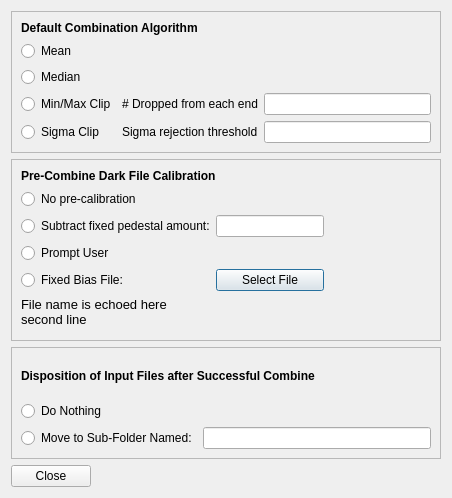
RMcDOttawa/MasterDarkMaker, file PreferencesWindow.ui: the form before one commit.
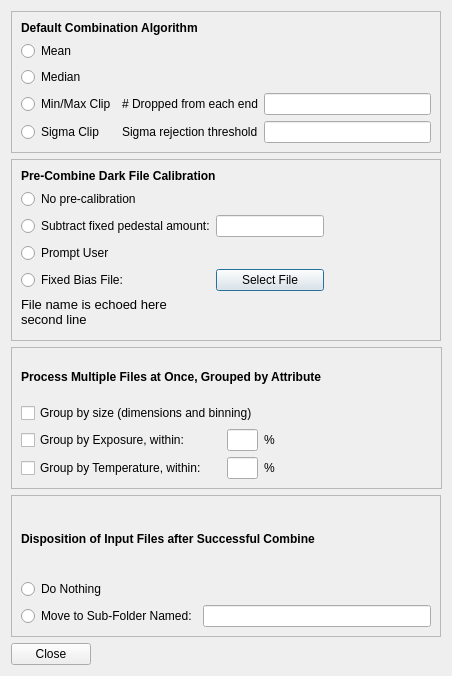
The form after the commit.

Commit message: Started working on grouping feature.  Preferences data structure and UI done

Patch:
```diff
--- a/PreferencesWindow.ui
+++ b/PreferencesWindow.ui
@@ -7,13 +7,25 @@
     <x>0</x>
     <y>0</y>
     <width>452</width>
-    <height>498</height>
+    <height>676</height>
    </rect>
   </property>
+  <property name="minimumSize">
+   <size>
+    <width>452</width>
+    <height>676</height>
+   </size>
+  </property>
+  <property name="maximumSize">
+   <size>
+    <width>455</width>
+    <height>676</height>
+   </size>
+  </property>
   <property name="windowTitle">
    <string>Preferences</string>
   </property>
-  <layout class="QGridLayout" name="gridLayout_2">
+  <layout class="QGridLayout" name="gridLayout_5">
    <item row="0" column="0" colspan="2">
     <widget class="QFrame" name="CombineMethod">
      <property name="frameShape">
@@ -262,6 +274,101 @@
     </widget>
    </item>
    <item row="2" column="0" colspan="2">
+    <widget class="QFrame" name="frame">
+     <property name="minimumSize">
+      <size>
+       <width>431</width>
+       <height>101</height>
+      </size>
+     </property>
+     <property name="frameShape">
+      <enum>QFrame::StyledPanel</enum>
+     </property>
+     <property name="frameShadow">
+      <enum>QFrame::Raised</enum>
+     </property>
+     <layout class="QGridLayout" name="gridLayout_2">
+      <item row="0" column="0" colspan="3">
+       <widget class="QLabel" name="label_4">
+        <property name="text">
+         <string>&lt;html&gt;&lt;head/&gt;&lt;body&gt;&lt;p&gt;&lt;span style=&quot; font-weight:600;&quot;&gt;Process Multiple Files at Once, Grouped by Attribute&lt;/span&gt;&lt;/p&gt;&lt;/body&gt;&lt;/html&gt;</string>
+        </property>
+       </widget>
+      </item>
+      <item row="1" column="0" colspan="2">
+       <widget class="QCheckBox" name="groupBySizeCB">
+        <property name="toolTip">
+         <string>Process sets of files having different dimensions or binnings</string>
+        </property>
+        <property name="text">
+         <string>Group by size (dimensions and binning)</string>
+        </property>
+       </widget>
+      </item>
+      <item row="2" column="0">
+       <widget class="QCheckBox" name="groupByExposureCB">
+        <property name="toolTip">
+         <string>Process sets of files having different exposure times</string>
+        </property>
+        <property name="text">
+         <string>Group by Exposure, within:</string>
+        </property>
+       </widget>
+      </item>
+      <item row="2" column="1">
+       <widget class="QLineEdit" name="exposureGroupTolerance">
+        <property name="maximumSize">
+         <size>
+          <width>31</width>
+          <height>16777215</height>
+         </size>
+        </property>
+        <property name="toolTip">
+         <string>Consider exposure times to be the same if the are within this percentage of each other.</string>
+        </property>
+       </widget>
+      </item>
+      <item row="2" column="2">
+       <widget class="QLabel" name="label_7">
+        <property name="text">
+         <string>%</string>
+        </property>
+       </widget>
+      </item>
+      <item row="3" column="0">
+       <widget class="QCheckBox" name="groupByTemperatureCB">
+        <property name="toolTip">
+         <string>Process sets of files having different CCD temperatures</string>
+        </property>
+        <property name="text">
+         <string>Group by Temperature, within:</string>
+        </property>
+       </widget>
+      </item>
+      <item row="3" column="1">
+       <widget class="QLineEdit" name="temperatureGroupTolerance">
+        <property name="maximumSize">
+         <size>
+          <width>31</width>
+          <height>16777215</height>
+         </size>
+        </property>
+        <property name="toolTip">
+         <string>Consider temperatures to be the same if the are within this percentage of each other.</string>
+        </property>
+       </widget>
+      </item>
+      <item row="3" column="2">
+       <widget class="QLabel" name="label_8">
+        <property name="text">
+         <string>%</string>
+        </property>
+       </widget>
+      </item>
+     </layout>
+    </widget>
+   </item>
+   <item row="3" column="0" colspan="2">
     <widget class="QFrame" name="frame_2">
      <property name="frameShape">
       <enum>QFrame::StyledPanel</enum>
@@ -313,7 +420,7 @@
      </layout>
     </widget>
    </item>
-   <item row="3" column="0">
+   <item row="4" column="0">
     <widget class="QPushButton" name="closeButton">
      <property name="toolTip">
       <string>Close this preferences window</string>
@@ -323,7 +430,7 @@
      </property>
     </widget>
    </item>
-   <item row="3" column="1">
+   <item row="4" column="1">
     <spacer name="horizontalSpacer">
      <property name="orientation">
       <enum>Qt::Horizontal</enum>
```
Left out of the diff: 2 changed lines with no effect on the pictures. The commit also changes 4 other files.
